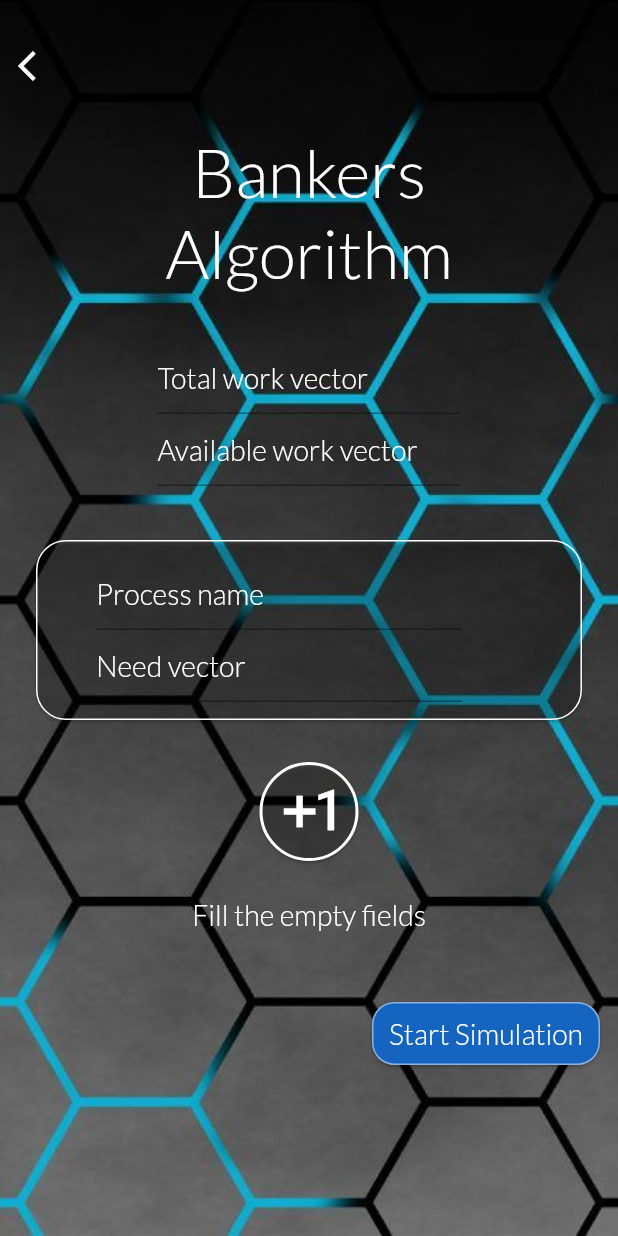
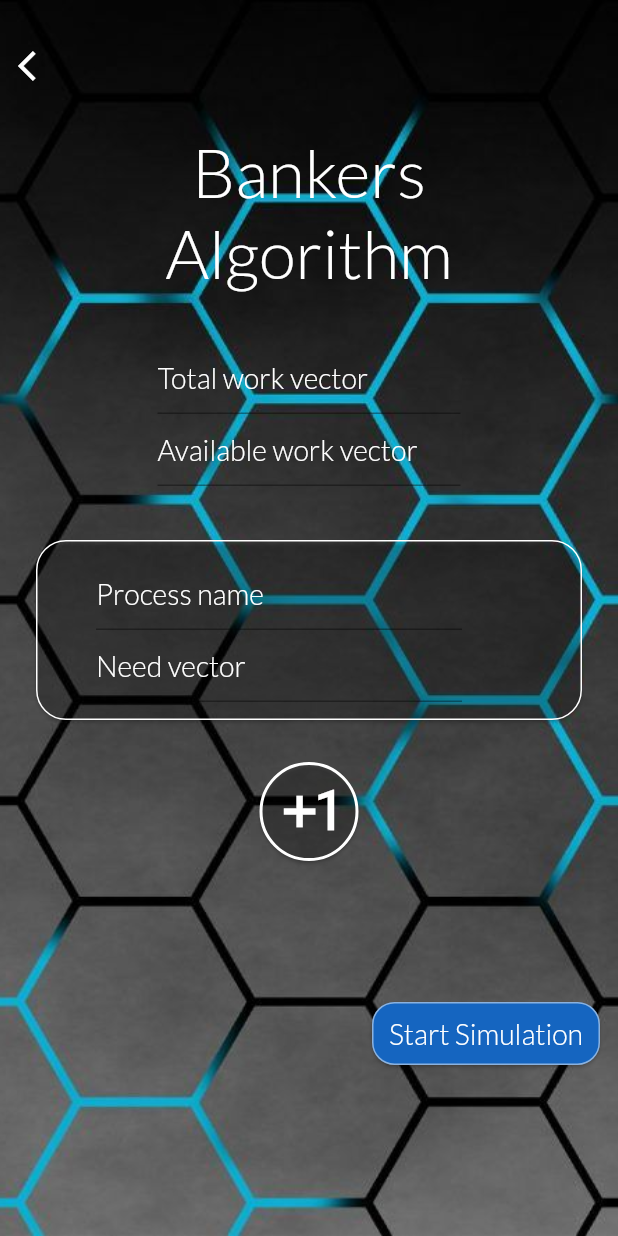
Before and after one commit to Anushakhalil/OS_Simulator, a Flutter app: the bankers screen opened directly, after a tap on the "exposure plus 1" icon, on a phone screen of 412 x 824 dp. Run offline on Flutter 3.47's test engine with Material 2 defaults, Android fonts, the phone set to English and light mode, and no system bars.

Commit message:
bankers updated

```diff
--- a/lib/main.dart
+++ b/lib/main.dart
@@ -1691,8 +1691,8 @@ Widget cardContainer(item){
                           iconSize: 50,),
                        ),
                        SizedBox(height:20),
-              ex ? Text("Fill the empty fields") : Text(""),
-              list.isEmpty ? Text("") : Expanded(
+              ex ? Text("Fill the empty fields") : Text(""),  //if ? and else :
+                list.isEmpty ? Text("") : Expanded(
                 child: ListView(
                   children: list.map((item) => cardContainer(item)).toList(),
                   ) ,),
@@ -1744,7 +1744,7 @@ class _bankersState extends State<bankers> {
   final pname= TextEditingController();
   final need= TextEditingController();
   List list= [];
-  bool ex= true;
+  bool ex= false;
 
   Text addfunc(){
     if(
@@ -1763,11 +1763,8 @@ class _bankersState extends State<bankers> {
           print(list);
       });
     } else{
-        setState(() {
           ex= true;
-        });
       }
-
   }
 
 
```
